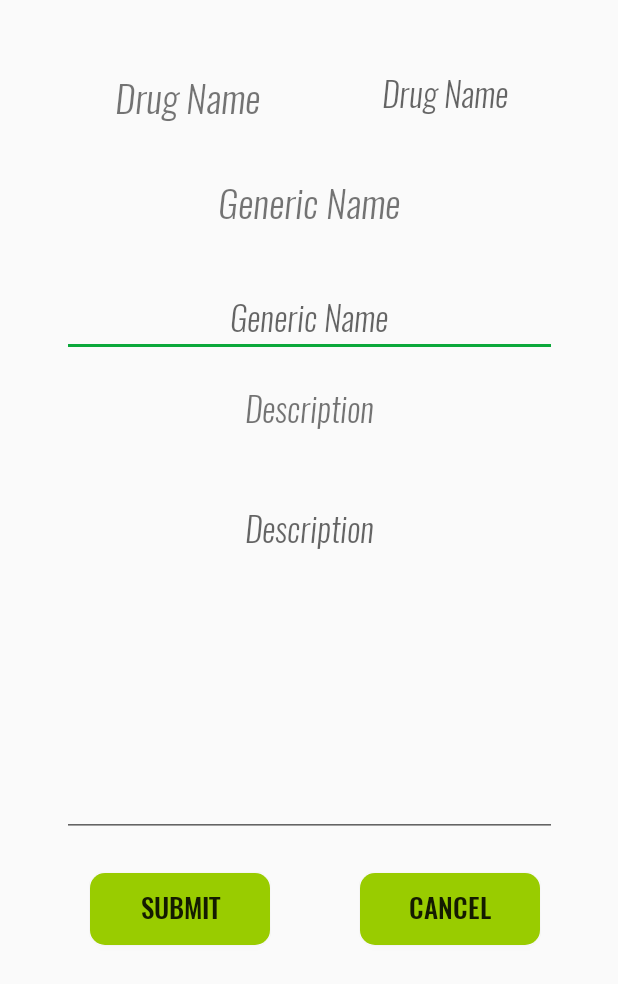
After one commit to AadiCool/AdverseDrugReaction, an Android app: the ChangeDrugDetails screen opened directly, with no data from a screen before it, on a phone screen of 412 x 824 dp. The commit adds this screen. Shown: the top 984 px of the screen. Run offline under Robolectric (Android 15) with nearby library versions, the phone set to English and light mode, and no system bars; our stand-ins replace Firebase (no records; nobody signed in at launch, a user with empty details on screens opened directly); 2 statements that could not run were skipped.

Commit message:
Drug Listing Done

```diff
--- a/app/src/main/AndroidManifest.xml
+++ b/app/src/main/AndroidManifest.xml
@@ -31,7 +31,9 @@
         android:roundIcon="@mipmap/ic_launcher_round1"
         android:supportsRtl="true"
         android:theme="@style/AppTheme.NoActionBar">
-        <activity android:name=".LoginActivity"></activity>
+        <activity android:name=".ChangeDrugDetails"></activity>
+        <activity android:name=".EditDrugs" />
+        <activity android:name=".LoginActivity" />
         <activity android:name=".AdrShow" />
 
         <meta-data
--- /dev/null
+++ b/app/src/main/java/com/example/adversedrugreaction/ChangeDrugDetails.java
@@ -0,0 +1,82 @@
+package com.example.adversedrugreaction;
+
+import androidx.annotation.NonNull;
+import androidx.appcompat.app.AppCompatActivity;
+
+import android.os.Bundle;
+import android.util.Log;
+import android.view.View;
+import android.widget.Button;
+import android.widget.EditText;
+import android.widget.TextView;
+import android.widget.Toast;
+
+import com.google.android.gms.tasks.OnCompleteListener;
+import com.google.android.gms.tasks.OnFailureListener;
+import com.google.android.gms.tasks.Task;
+import com.google.firebase.firestore.FirebaseFirestore;
+import com.google.firebase.firestore.SetOptions;
+
+import java.util.HashMap;
+import java.util.Map;
+import java.util.Objects;
+
+public class ChangeDrugDetails extends AppCompatActivity {
+
+    private TextView drugName;
+    private EditText genericName;
+    private EditText description;
+
+    @Override
+    protected void onCreate(Bundle savedInstanceState) {
+        super.onCreate(savedInstanceState);
+        setContentView(R.layout.activity_change_drug_details);
+
+        drugName = findViewById(R.id.getDrugName);
+        genericName = findViewById(R.id.getGenericName);
+        description = findViewById(R.id.getDescriptionText);
+
+        if(Objects.requireNonNull(getIntent().getExtras()).getBoolean("hasData")){
+            genericName.setText(getIntent().getExtras().getString("genericName"));
+            description.setText(getIntent().getExtras().getString("description"));
+        }
+        drugName.setText(getIntent().getExtras().getString("drugName"));
+
+        (findViewById(R.id.cancelDrug)).setOnClickListener(new View.OnClickListener() {
+            @Override
+            public void onClick(View view) {
+                finish();
+            }
+        });
+
+        (findViewById(R.id.submitDrug)).setOnClickListener(new View.OnClickListener() {
+            @Override
+            public void onClick(View view) {
+                setDataonDatabase();
+            }
+        });
+    }
+
+    private void setDataonDatabase(){
+        Map<String, Object> data = new HashMap<>();
+        data.put("Description", description.getText().toString().trim());
+        data.put("Generic Name", genericName.getText().toString().trim());
+        FirebaseFirestore db = FirebaseFirestore.getInstance();
+        db.collection("Drugs")
+                .document(drugName.getText().toString().trim())
+                .set(data, SetOptions.merge())
+                .addOnCompleteListener(new OnCompleteListener<Void>() {
+                    @Override
+                    public void onComplete(@NonNull Task<Void> task) {
+                        Log.d("Data Firebase", "Submitted");
+                    }
+                }).addOnFailureListener(new OnFailureListener() {
+                    @Override
+                    public void onFailure(@NonNull Exception e) {
+                        Log.e("Firebase Error", Objects.requireNonNull(e.getLocalizedMessage()));
+                        Toast.makeText(ChangeDrugDetails.this, "Sorry, we cannot change", Toast.LENGTH_LONG).show();
+                        finish();
+                    }
+                });
+    }
+}
--- a/app/src/main/java/com/example/adversedrugreaction/LoginActivity.java
+++ b/app/src/main/java/com/example/adversedrugreaction/LoginActivity.java
@@ -4,6 +4,7 @@ import android.Manifest;
 import android.app.Dialog;
 import android.content.Context;
 import android.content.DialogInterface;
+import android.content.Intent;
 import android.content.pm.PackageManager;
 import android.os.Bundle;
 import android.telephony.TelephonyManager;
@@ -151,6 +152,9 @@ public class LoginActivity extends AppCompatActivity {
                         submit.setText(R.string.login);
                         submit.setEnabled(true);
                         Log.d("LOGIN", "Success");
+                        Intent intent = new Intent(LoginActivity.this, EditDrugs.class);
+                        intent.putExtra("Username", username.getText().toString());
+                        startActivity(intent);
                     }
                 }).addOnFailureListener(new OnFailureListener() {
             @Override
--- a/app/src/main/java/com/example/adversedrugreaction/MainActivity.java
+++ b/app/src/main/java/com/example/adversedrugreaction/MainActivity.java
@@ -52,6 +52,7 @@ import com.theartofdev.edmodo.cropper.CropImageView;
 import java.io.IOException;
 import java.util.ArrayList;
 import java.util.List;
+import java.util.Objects;
 
 import in.galaxyofandroid.spinerdialog.OnSpinerItemClick;
 import in.galaxyofandroid.spinerdialog.SpinnerDialog;
@@ -99,13 +100,12 @@ public class MainActivity extends AppCompatActivity {
         });
 
         FirebaseFirestore db = FirebaseFirestore.getInstance();
-
         db.collection("Drugs")
                 .get().addOnCompleteListener(new OnCompleteListener<QuerySnapshot>() {
             @Override
             public void onComplete(@NonNull Task<QuerySnapshot> task) {
                 if (task.isSuccessful()) {
-                    for (QueryDocumentSnapshot document : task.getResult()) {
+                    for (QueryDocumentSnapshot document : Objects.requireNonNull(task.getResult())) {
                         items2.add(document.getId());
                         items.add(document.getId().toUpperCase());
                         Log.d("Medicine", document.getId());
--- a/app/src/main/java/com/example/adversedrugreaction/Medicine.java
+++ b/app/src/main/java/com/example/adversedrugreaction/Medicine.java
@@ -17,7 +17,6 @@ public class Medicine {
      Medicine(@org.jetbrains.annotations.NotNull Map<String, Object> map) {
         this.description = (String) map.get("Description");
         this.genericName = (String) map.get("Generic Name");
-        Log.e("GENERIC", this.genericName);
         this.moreCommon = (ArrayList<String>) map.get("More common");
         this.lessCommon = (ArrayList<String>) map.get("Less common");
         this.rare = (ArrayList<String>) map.get("Rare");
--- /dev/null
+++ b/app/src/main/res/layout/activity_change_drug_details.xml
@@ -0,0 +1,132 @@
+<?xml version="1.0" encoding="utf-8"?>
+<androidx.constraintlayout.widget.ConstraintLayout xmlns:android="http://schemas.android.com/apk/res/android"
+    xmlns:app="http://schemas.android.com/apk/res-auto"
+    xmlns:tools="http://schemas.android.com/tools"
+    android:layout_width="match_parent"
+    android:layout_height="match_parent"
+    tools:context=".ChangeDrugDetails">
+
+    <TextView
+        android:id="@+id/nameEditableADR"
+        android:layout_width="170dp"
+        android:layout_height="50dp"
+        android:layout_marginStart="40dp"
+        android:layout_marginTop="48dp"
+        android:fontFamily="@font/oswaldlightitalic"
+        android:text="@string/medicine_name"
+        android:textAlignment="center"
+        android:textSize="25sp"
+        app:layout_constraintStart_toStartOf="parent"
+        app:layout_constraintTop_toTopOf="parent" />
+
+    <TextView
+        android:id="@+id/getDrugName"
+        android:layout_width="140dp"
+        android:layout_height="50dp"
+        android:layout_marginTop="48dp"
+        android:ems="10"
+        android:fontFamily="@font/oswaldlightitalic"
+        android:hint="@string/medicine_name"
+        android:textAlignment="center"
+        android:textSize="22sp"
+        app:layout_constraintEnd_toEndOf="parent"
+        app:layout_constraintHorizontal_bias="0.272"
+        app:layout_constraintStart_toEndOf="@+id/nameEditableADR"
+        app:layout_constraintTop_toTopOf="parent" />
+
+    <TextView
+        android:id="@+id/genericNameEditableADR"
+        android:layout_width="200dp"
+        android:layout_height="50dp"
+        android:layout_marginTop="20dp"
+        android:text="@string/generic_name"
+        android:fontFamily="@font/oswaldlightitalic"
+        android:textAlignment="center"
+        android:textSize="25sp"
+        app:layout_constraintEnd_toEndOf="parent"
+        app:layout_constraintStart_toStartOf="parent"
+        app:layout_constraintTop_toBottomOf="@+id/getDrugName" />
+
+    <EditText
+        android:id="@+id/getGenericName"
+        android:layout_width="330dp"
+        android:layout_height="50dp"
+        android:layout_marginTop="20dp"
+        android:ems="10"
+        android:inputType="textPersonName"
+        android:hint="@string/generic_name"
+        android:fontFamily="@font/oswaldlightitalic"
+        android:textAlignment="center"
+        android:textSize="22sp"
+        app:layout_constraintEnd_toEndOf="parent"
+        app:layout_constraintStart_toStartOf="parent"
+        app:layout_constraintTop_toBottomOf="@+id/genericNameEditableADR"
+        android:autofillHints="no" />
+
+    <TextView
+        android:id="@+id/descriptionEditableEditor"
+        android:layout_width="200dp"
+        android:layout_height="50dp"
+        android:layout_marginTop="20dp"
+        android:text="@string/description"
+        android:fontFamily="@font/oswaldlightitalic"
+        android:textAlignment="center"
+        android:textSize="22sp"
+        app:layout_constraintEnd_toEndOf="parent"
+        app:layout_constraintStart_toStartOf="parent"
+        app:layout_constraintTop_toBottomOf="@+id/getGenericName" />
+
+    <ScrollView
+        android:id="@+id/getDescription"
+        android:layout_width="330dp"
+        android:layout_height="230dp"
+        android:layout_marginTop="20dp"
+        android:fillViewport="true"
+        android:scrollbars="vertical"
+        app:layout_constraintEnd_toEndOf="parent"
+        app:layout_constraintStart_toStartOf="parent"
+        app:layout_constraintTop_toBottomOf="@+id/descriptionEditableEditor">
+
+        <EditText
+            android:id="@+id/getDescriptionText"
+            android:layout_width="match_parent"
+            android:layout_height="wrap_content"
+            android:ems="10"
+            android:fontFamily="@font/oswaldlightitalic"
+            android:gravity="top|start"
+            android:hint="@string/description"
+            android:importantForAutofill="no"
+            android:inputType="textMultiLine"
+            android:lines="8"
+            android:minLines="6"
+            android:textAlignment="center"
+            android:textSize="22sp" />
+    </ScrollView>
+
+    <Button
+        android:id="@+id/submitDrug"
+        android:layout_width="120sp"
+        android:layout_height="wrap_content"
+        android:layout_marginTop="24dp"
+        android:background="@drawable/button"
+        android:fontFamily="@font/oswaldmedium"
+        android:text="@string/submit"
+        android:textSize="18sp"
+        app:layout_constraintEnd_toStartOf="@+id/cancelDrug"
+        app:layout_constraintStart_toStartOf="parent"
+        app:layout_constraintTop_toBottomOf="@+id/getDescription" />
+
+    <Button
+        android:id="@+id/cancelDrug"
+        android:layout_width="120sp"
+        android:layout_height="wrap_content"
+        android:layout_marginTop="24dp"
+        android:layout_marginEnd="52dp"
+        android:text="@string/cancel"
+        android:background="@drawable/button"
+        android:fontFamily="@font/oswaldmedium"
+        android:textSize="18sp"
+        app:layout_constraintEnd_toEndOf="parent"
+        app:layout_constraintTop_toBottomOf="@+id/getDescription" />
+
+</androidx.constraintlayout.widget.ConstraintLayout>
--- a/app/src/main/res/layout/activity_login.xml
+++ b/app/src/main/res/layout/activity_login.xml
@@ -46,6 +46,8 @@
         android:padding="10dp"
         android:inputType="textPersonName"
         android:hint="@string/username"
+        android:textAlignment="center"
+        android:fontFamily="@font/oswaldlight"
         app:layout_constraintEnd_toEndOf="parent"
         app:layout_constraintHorizontal_bias="0.546"
         app:layout_constraintStart_toStartOf="parent"
@@ -60,7 +62,9 @@
         android:ems="10"
         android:inputType="textPassword"
         android:hint="@string/password"
+        android:textAlignment="center"
         android:padding="10dp"
+        android:fontFamily="@font/oswaldlight"
         app:layout_constraintEnd_toEndOf="parent"
         app:layout_constraintHorizontal_bias="0.55"
         app:layout_constraintStart_toStartOf="parent"
@@ -69,7 +73,7 @@
 
     <Button
         android:id="@+id/submitLogin"
-        android:layout_width="wrap_content"
+        android:layout_width="181sp"
         android:layout_height="wrap_content"
         android:layout_marginTop="40dp"
         android:text="@string/login"
--- a/app/src/main/res/values/strings.xml
+++ b/app/src/main/res/values/strings.xml
@@ -3,14 +3,14 @@
     <string name="title_activity_medicine_page">MedicinePage</string>
     <string name="action_settings">Settings</string>
     <string name="pleaseWait">Please Wait</string>
-    <string name="selectMedicine">Select Medicine</string>
+    <string name="selectMedicine">Select Drug</string>
     <string name="scanBarcode">Scan Barcode</string>
     <string name="more_common_adrs">More Common ADRs</string>
     <string name="less_common_adrs">Less Common ADRs</string>
     <string name="rare_found_adrs">Rare found ADRs</string>
     <string name="what_s_on_your_mind">What\'s on your mind?</string>
     <string name="chat">Chat</string>
-    <string name="medicine_name">Medicine Name</string>
+    <string name="medicine_name">Drug Name</string>
     <string name="generic_name">Generic Name</string>
     <string name="processing">Processing</string>
     <string name="instructions">You are about to change the database and your login will be saved. Please be careful.</string>
@@ -20,4 +20,9 @@
     <string name="logo">LOGO</string>
     <string name="welcome_as_admin">Welcome as ADMIN</string>
     <string name="authenticating">Authenticating..</string>
+    <string name="delete">Delete</string>
+    <string name="submit">Submit</string>
+    <string name="description">Description</string>
+    <string name="cancel">Cancel</string>
+    <string name="cautionMessage1">Please enter carefully. Once entered, cannot be changed</string>
 </resources>
```
Also changed, not shown: app/src/main/java/com/example/adversedrugreaction/DrugAdapter.java (added, +132 -0 lines), app/src/main/java/com/example/adversedrugreaction/EditDrugs.java (added, +70 -0 lines), app/src/main/res/layout/activity_edit_drugs.xml (added, +44 -0 lines), app/src/main/res/layout/medicinelisteditable.xml (added, +32 -0 lines), app/src/main/res/layout/prompt1.xml (added, +31 -0 lines).
